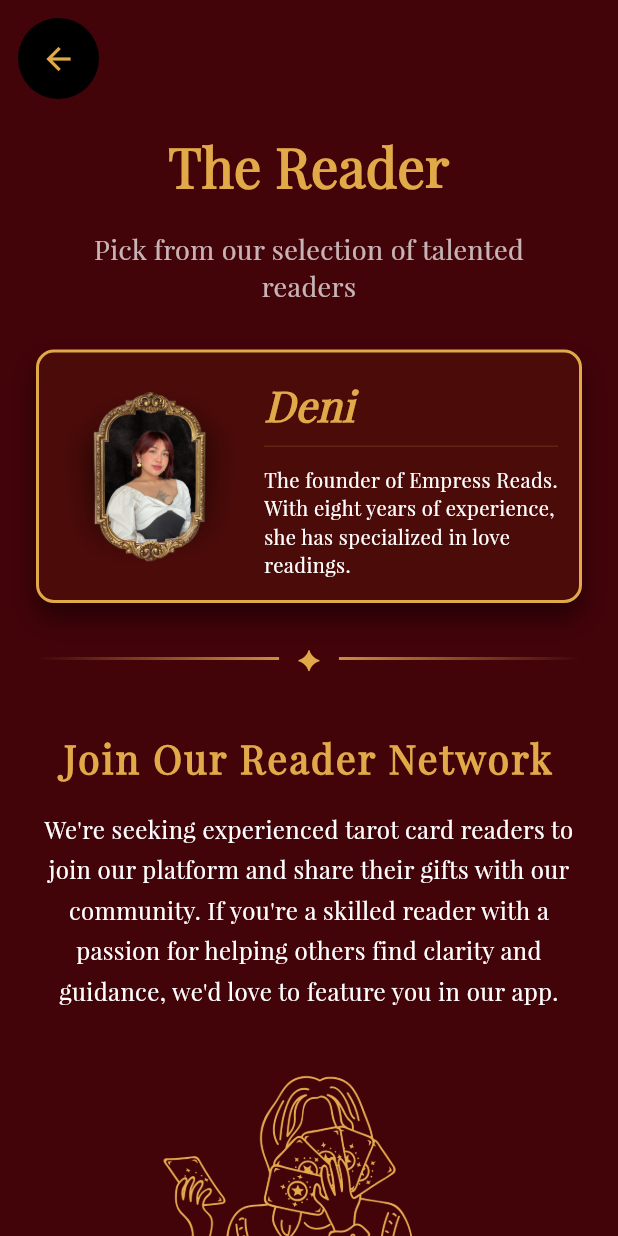
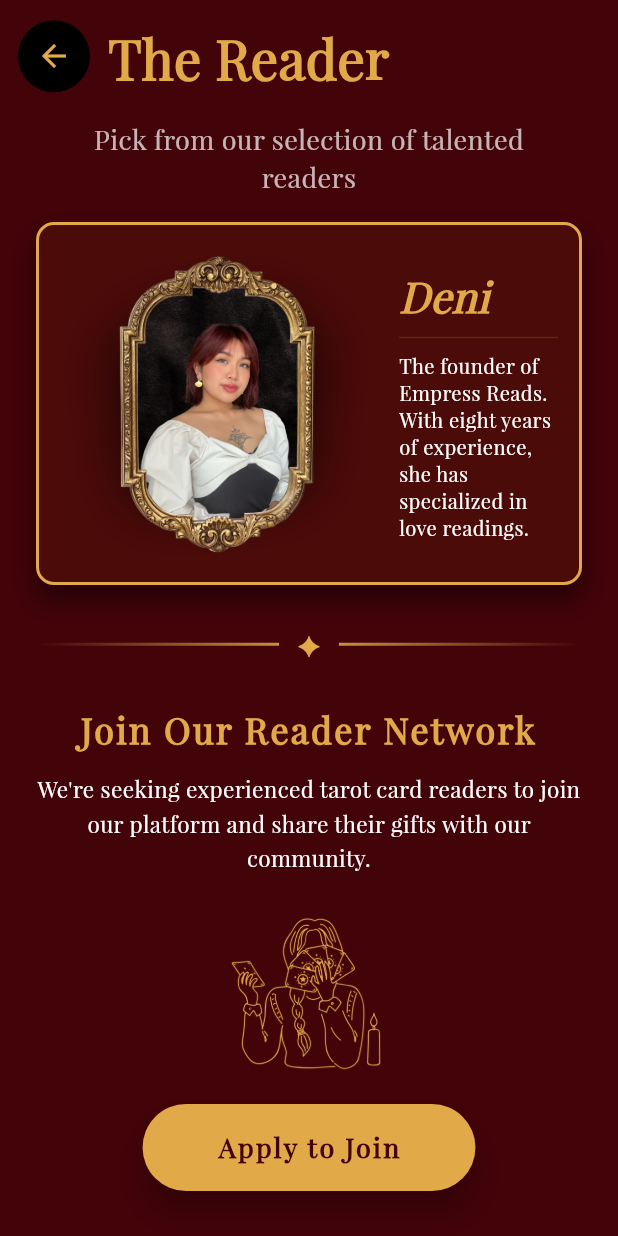
Before and after one commit to DaMasterofPuppets/Mob_Prog, a Flutter app: the ReadersPage screen opened directly, on a phone screen of 412 x 824 dp. Run offline on Flutter 3.47's test engine with Material 3 defaults, Android fonts, the phone set to English and light mode, and no system bars; our stand-ins replace supabase_flutter; accounts and stored records are empty.

Commit message:
Readers UI format

```diff
--- a/lib/screens/dashboard/readers.dart
+++ b/lib/screens/dashboard/readers.dart
@@ -6,8 +6,8 @@ class ReadersPage extends StatelessWidget {
 
   @override
   Widget build(BuildContext context) {
-    final horizontalPadding = 24.0;
     final screenWidth = MediaQuery.of(context).size.width;
+    final screenHeight = MediaQuery.of(context).size.height;
     final isTablet = screenWidth > 600;
     const gold = Color(0xFFE1A948);
     const maroon = Color(0xFF420309);
@@ -17,39 +17,48 @@ class ReadersPage extends StatelessWidget {
       body: SafeArea(
         child: Stack(
           children: [
-            SingleChildScrollView(
-              child: Padding(
-                padding: EdgeInsets.fromLTRB(horizontalPadding, 28 + 48, horizontalPadding, 40),
+            Padding(
+              padding: EdgeInsets.fromLTRB(
+                isTablet ? 40.0 : 24.0,
+                isTablet ? 100 : 80,
+                isTablet ? 40.0 : 24.0,
+                isTablet ? 40 : 30,
+              ),
               child: Column(
+                mainAxisAlignment: MainAxisAlignment.spaceBetween,
                 children: [
-                    const SizedBox(height: 8),
-                    const _Header(),
-                    const SizedBox(height: 18),
-                    const Text(
+                  // Top section
+                  Column(
+                    children: [
+                      Text(
                         'Pick from our selection of talented\nreaders',
                         textAlign: TextAlign.center,
                         style: TextStyle(
                           color: Colors.white70,
-                        fontSize: 18,
+                          fontSize: isTablet ? 24 : 18,
                           height: 1.4,
                           fontFamily: 'PlayfairDisplay',
                         ),
                       ),
-                    const SizedBox(height: 18),
-                    GestureDetector(
+                      SizedBox(height: isTablet ? 24 : 18),
+                      Center(
+                        child: ConstrainedBox(
+                          constraints: BoxConstraints(
+                            maxWidth: isTablet ? 600 : double.infinity,
+                          ),
+                          child: GestureDetector(
                             onTap: () => Navigator.push(context, MaterialPageRoute(builder: (_) => const TheReaderPage())),
                             child: Container(
-                        margin: const EdgeInsets.only(top: 12),
-                        padding: const EdgeInsets.all(14),
+                              padding: EdgeInsets.all(isTablet ? 18 : 14),
                               decoration: BoxDecoration(
                                 color: const Color(0xFF4B0B09),
-                          borderRadius: BorderRadius.circular(12),
-                          border: Border.all(color: gold, width: 2),
+                                borderRadius: BorderRadius.circular(isTablet ? 16 : 12),
+                                border: Border.all(color: gold, width: isTablet ? 3 : 2),
                                 boxShadow: [
                                   BoxShadow(
                                     color: Colors.black.withOpacity(0.45),
-                              blurRadius: 14,
-                              offset: const Offset(0, 10),
+                                    blurRadius: isTablet ? 16 : 14,
+                                    offset: Offset(0, isTablet ? 10 : 10),
                                   ),
                                 ],
                               ),
@@ -57,15 +66,15 @@ class ReadersPage extends StatelessWidget {
                                 crossAxisAlignment: CrossAxisAlignment.center,
                                 children: [
                                   ClipRRect(
-                              borderRadius: BorderRadius.circular(12),
+                                    borderRadius: BorderRadius.circular(isTablet ? 14 : 12),
                                     child: Image.asset(
                                       'assets/images/reader_page/the_reader_face.png',
-                                width: 120,
-                                height: 120,
+                                      width: isTablet ? 220 : 210,
+                                      height: isTablet ? 220 : 210,
                                       fit: BoxFit.cover,
                                     ),
                                   ),
-                            const SizedBox(width: 16),
+                                  SizedBox(width: isTablet ? 20 : 16),
                                   Expanded(
                                     child: Column(
                                       crossAxisAlignment: CrossAxisAlignment.start,
@@ -75,21 +84,21 @@ class ReadersPage extends StatelessWidget {
                                           'Deni',
                                           style: TextStyle(
                                             color: gold,
-                                      fontSize: 28,
+                                            fontSize: isTablet ? 38 : 28,
                                             fontStyle: FontStyle.italic,
                                             fontWeight: FontWeight.w700,
                                             fontFamily: 'PlayfairDisplay',
                                           ),
                                         ),
-                                  const SizedBox(height: 8),
+                                        SizedBox(height: isTablet ? 10 : 8),
                                         Container(height: 1, color: gold.withOpacity(0.15)),
-                                  const SizedBox(height: 12),
-                                  const Text(
+                                        SizedBox(height: isTablet ? 12 : 10),
+                                        Text(
                                           'The founder of Empress Reads. With eight years of experience, she has specialized in love readings.',
                                           style: TextStyle(
                                             color: Colors.white,
-                                      fontSize: 13.5,
-                                      height: 1.4,
+                                            fontSize: isTablet ? 18 : 13.5,
+                                            height: 1.3,
                                             fontFamily: 'PlayfairDisplay',
                                           ),
                                           softWrap: true,
@@ -101,9 +110,12 @@ class ReadersPage extends StatelessWidget {
                               ),
                             ),
                           ),
+                        ),
+                      ),
+                    ],
+                  ),
 
-                    const SizedBox(height: 24),
-
+                  // Middle section - divider
                   Row(
                     children: [
                       Expanded(
@@ -120,7 +132,7 @@ class ReadersPage extends StatelessWidget {
                       ),
                       Padding(
                         padding: const EdgeInsets.symmetric(horizontal: 12.0),
-                          child: Text('✦', style: TextStyle(color: gold, fontSize: isTablet ? 22 : 18)),
+                        child: Text('✦', style: TextStyle(color: gold, fontSize: isTablet ? 24 : 18)),
                       ),
                       Expanded(
                         child: Container(
@@ -137,45 +149,45 @@ class ReadersPage extends StatelessWidget {
                     ],
                   ),
 
-                    const SizedBox(height: 35),
-
+                  // Bottom section
+                  Column(
+                    children: [
                       Text(
                         'Join Our Reader Network',
                         style: TextStyle(
                           fontFamily: 'PlayfairDisplay',
-                        fontSize: isTablet ? 36 : 26,
+                          fontSize: isTablet ? 36 : 24,
                           fontWeight: FontWeight.bold,
                           color: gold,
                           letterSpacing: 1.5,
                         ),
                         textAlign: TextAlign.center,
                       ),
-
-                    SizedBox(height: isTablet ? 20 : 15),
-
-                    Text(
-                      'We\'re seeking experienced tarot card readers to join our platform and share their gifts with our community. If you\'re a skilled reader with a passion for helping others find clarity and guidance, we\'d love to feature you in our app.',
+                      SizedBox(height: isTablet ? 16 : 12),
+                      Padding(
+                        padding: EdgeInsets.symmetric(
+                          horizontal: isTablet ? screenWidth * 0.15 : 0,
+                        ),
+                        child: Text(
+                          'We\'re seeking experienced tarot card readers to join our platform and share their gifts with our community.',
                           textAlign: TextAlign.center,
                           style: TextStyle(
                             fontFamily: 'PlayfairDisplay',
-                        fontSize: isTablet ? 20 : 16,
+                            fontSize: isTablet ? 18 : 15,
                             color: Colors.white,
-                        height: 1.7,
+                            height: 1.5,
                           ),
                         ),
-
-                    SizedBox(height: isTablet ? 30 : 20),
-
+                      ),
+                      SizedBox(height: isTablet ? 20 : 16),
                       SizedBox(
-                      width: isTablet ? screenWidth * 0.25 : screenWidth * 0.55,
+                        height: isTablet ? 140 : 120,
                         child: Image.asset(
                           'assets/images/reader_page/reader_art.png',
                           fit: BoxFit.contain,
                         ),
                       ),
-
-                    SizedBox(height: isTablet ? 35 : 30),
-
+                      SizedBox(height: isTablet ? 20 : 16),
                       ElevatedButton(
                         onPressed: () {
                           showJoinPopup(context);
@@ -185,7 +197,7 @@ class ReadersPage extends StatelessWidget {
                           foregroundColor: maroon,
                           padding: EdgeInsets.symmetric(
                             horizontal: isTablet ? 60 : 50,
-                          vertical: isTablet ? 20 : 18,
+                            vertical: isTablet ? 20 : 16,
                           ),
                           shape: RoundedRectangleBorder(
                             borderRadius: BorderRadius.circular(30),
@@ -196,34 +208,53 @@ class ReadersPage extends StatelessWidget {
                           'Apply to Join',
                           style: TextStyle(
                             fontFamily: 'PlayfairDisplay',
-                          fontSize: isTablet ? 22 : 20,
+                            fontSize: isTablet ? 22 : 18,
                             fontWeight: FontWeight.bold,
                             letterSpacing: 1.5,
                           ),
                         ),
                       ),
-
-                    const SizedBox(height: 40),
+                    ],
+                  ),
                 ],
               ),
             ),
-            ),
 
+            // Back button + "The Reader" title - upper left
             Positioned(
               top: 12,
               left: 12,
-              child: Material(
+              child: Row(
+                mainAxisSize: MainAxisSize.min,
+                children: [
+                  Material(
                     color: Colors.transparent,
                     child: InkWell(
                       customBorder: const CircleBorder(),
                       onTap: () => Navigator.pop(context),
                       child: Container(
-                    width: 54,
-                    height: 54,
+                        width: isTablet ? 56 : 48,
+                        height: isTablet ? 56 : 48,
                         decoration: const BoxDecoration(color: Colors.black, shape: BoxShape.circle),
-                    child: const Icon(Icons.arrow_back, color: Color(0xFFE1A948)),
+                        child: Icon(
+                          Icons.arrow_back,
+                          color: Color(0xFFE1A948),
+                          size: isTablet ? 28 : 24,
                         ),
                       ),
+                    ),
+                  ),
+                  SizedBox(width: isTablet ? 16 : 12),
+                  Text(
+                    'The Reader',
+                    style: TextStyle(
+                      color: Color(0xFFE1A948),
+                      fontSize: isTablet ? 48 : 36,
+                      fontWeight: FontWeight.w600,
+                      fontFamily: 'PlayfairDisplay',
+                    ),
+                  ),
+                ],
               ),
             ),
           ],
@@ -234,41 +265,60 @@ class ReadersPage extends StatelessWidget {
 }
 
 void showJoinPopup(BuildContext context) {
+  final screenWidth = MediaQuery.of(context).size.width;
+  final isTablet = screenWidth > 600;
+
   showDialog(
     context: context,
     barrierDismissible: false,
     builder: (_) {
       return Dialog(
         backgroundColor: Colors.transparent,
-        insetPadding: const EdgeInsets.symmetric(horizontal: 40, vertical: 24),
+        insetPadding: EdgeInsets.symmetric(
+          horizontal: isTablet ? 120 : 40,
+          vertical: isTablet ? 80 : 24
+        ),
         child: Container(
-          padding: const EdgeInsets.symmetric(horizontal: 20, vertical: 22),
+          padding: EdgeInsets.symmetric(
+            horizontal: isTablet ? 32 : 20,
+            vertical: isTablet ? 32 : 22
+          ),
           decoration: BoxDecoration(
             color: const Color(0xFF450003),
-            borderRadius: BorderRadius.circular(16.0),
-            border: Border.all(color: Color(0xFFE1A948), width: 3.0),
+            borderRadius: BorderRadius.circular(isTablet ? 20 : 16),
+            border: Border.all(
+              color: Color(0xFFE1A948),
+              width: isTablet ? 4 : 3
+            ),
           ),
           child: Column(
             mainAxisSize: MainAxisSize.min,
             children: [
-              Image.asset('assets/images/logo.png', height: 64, fit: BoxFit.contain),
-              const SizedBox(height: 12),
-              const Text(
+              Image.asset(
+                'assets/images/logo.png',
+                height: isTablet ? 90 : 64,
+                fit: BoxFit.contain
+              ),
+              SizedBox(height: isTablet ? 18 : 12),
+              Text(
                 'Join Our Reader Network',
                 style: TextStyle(
                   color: Color(0xFFE1A948),
-                  fontSize: 20,
+                  fontSize: isTablet ? 28 : 20,
                   fontWeight: FontWeight.bold,
                   fontFamily: 'PlayfairDisplay',
                 ),
               ),
-              const SizedBox(height: 12),
-              const Text(
+              SizedBox(height: isTablet ? 18 : 12),
+              Text(
                 'In order to join please contact us at\nc202301060@iacademy.edu.ph',
                 textAlign: TextAlign.center,
-                style: TextStyle(color: Colors.white),
+                style: TextStyle(
+                  color: Colors.white,
+                  fontSize: isTablet ? 18 : 14,
                 ),
-              const SizedBox(height: 16),
+              ),
+              SizedBox(height: isTablet ? 24 : 16),
               SizedBox(
                 width: double.infinity,
                 child: OutlinedButton(
@@ -276,10 +326,20 @@ void showJoinPopup(BuildContext context) {
                   style: OutlinedButton.styleFrom(
                     backgroundColor: Color(0xFFE1A948),
                     foregroundColor: Colors.black,
-                    padding: const EdgeInsets.symmetric(vertical: 12),
-                    shape: RoundedRectangleBorder(borderRadius: BorderRadius.circular(10)),
+                    padding: EdgeInsets.symmetric(
+                      vertical: isTablet ? 16 : 12
                     ),
-                  child: const Text('OK', style: TextStyle(fontWeight: FontWeight.bold)),
+                    shape: RoundedRectangleBorder(
+                      borderRadius: BorderRadius.circular(isTablet ? 12 : 10)
+                    ),
+                  ),
+                  child: Text(
+                    'OK',
+                    style: TextStyle(
+                      fontWeight: FontWeight.bold,
+                      fontSize: isTablet ? 20 : 16,
+                    )
+                  ),
                 ),
               ),
             ],
@@ -289,29 +349,3 @@ void showJoinPopup(BuildContext context) {
     },
   );
 }
-
-class _Header extends StatelessWidget {
-  const _Header();
-
-  @override
-  Widget build(BuildContext context) {
-    return Row(
-      children: const [
-        SizedBox(width: 64),
-        Expanded(
-          child: Text(
-            'The Reader',
-            textAlign: TextAlign.center,
-            style: TextStyle(
-              color: Color(0xFFE1A948),
-              fontSize: 36,
-              fontWeight: FontWeight.w600,
-              fontFamily: 'PlayfairDisplay',
-            ),
-          ),
-        ),
-        SizedBox(width: 64),
-      ],
-    );
-  }
-}
```
Also changed, not shown: pubspec.lock. Lines whose indentation alone changed are shown as unchanged.
